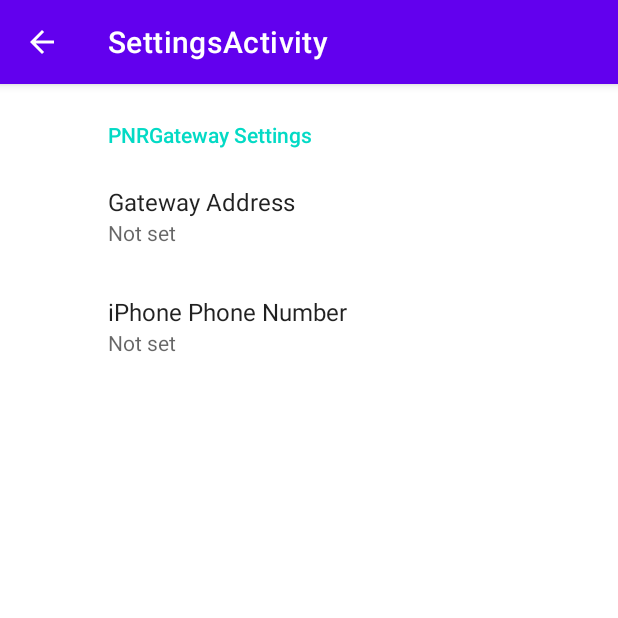
After one commit to AwesomeIndustry/PNRGatewayClient, an Android app: the SettingsActivity screen opened directly, with no data from a screen before it, on a phone screen of 412 x 824 dp, the top half of it. The commit adds this screen. Run offline under Robolectric (Android 15) with nearby library versions, the phone set to English and light mode, and no system bars; our stand-ins replace androidx.preference.

Commit message:
Added a settings page!

```diff
--- a/app/build.gradle
+++ b/app/build.gradle
@@ -32,6 +32,7 @@ dependencies {
     implementation 'androidx.appcompat:appcompat:1.6.0'
     implementation 'com.google.android.material:material:1.7.0'
     implementation 'androidx.constraintlayout:constraintlayout:2.1.4'
+    implementation 'androidx.preference:preference:1.2.0'
     testImplementation 'junit:junit:4.13.2'
     androidTestImplementation 'androidx.test.ext:junit:1.1.5'
     androidTestImplementation 'androidx.test.espresso:espresso-core:3.5.1'
--- /dev/null
+++ b/app/src/main/java/dev/altavision/pnrgatewayclient/SettingsActivity.java
@@ -0,0 +1,36 @@
+package dev.altavision.pnrgatewayclient;
+
+import android.os.Bundle;
+import android.util.Log;
+
+import androidx.appcompat.app.ActionBar;
+import androidx.appcompat.app.AppCompatActivity;
+import androidx.preference.PreferenceFragmentCompat;
+
+public class SettingsActivity extends AppCompatActivity {
+
+    @Override
+    protected void onCreate(Bundle savedInstanceState) {
+        super.onCreate(savedInstanceState);
+        setContentView(R.layout.settings_activity);
+        if (savedInstanceState == null) {
+            getSupportFragmentManager()
+                    .beginTransaction()
+                    .replace(R.id.settings, new SettingsFragment())
+                    .commit();
+        }
+        ActionBar actionBar = getSupportActionBar();
+        if (actionBar != null) {
+            Log.d("SETTINGS", "Setting up back button");
+            actionBar.setDisplayHomeAsUpEnabled(true);
+        }
+
+    }
+
+    public static class SettingsFragment extends PreferenceFragmentCompat {
+        @Override
+        public void onCreatePreferences(Bundle savedInstanceState, String rootKey) {
+            setPreferencesFromResource(R.xml.root_preferences, rootKey);
+        }
+    }
+}
--- a/app/src/main/res/layout/activity_main.xml
+++ b/app/src/main/res/layout/activity_main.xml
@@ -10,7 +10,7 @@
         android:id="@+id/textView"
         android:layout_width="wrap_content"
         android:layout_height="wrap_content"
-        android:text="Hello World!"
+        android:text="Make sure the app has SMS permissions!"
         app:layout_constraintBottom_toBottomOf="parent"
         app:layout_constraintEnd_toEndOf="parent"
         app:layout_constraintStart_toStartOf="parent"
@@ -20,7 +20,7 @@
         android:id="@+id/smsbutton"
         android:layout_width="wrap_content"
         android:layout_height="wrap_content"
-        android:text="Send SMS"
+        android:text="Open Settings"
         app:layout_constraintBottom_toTopOf="@+id/textView"
         app:layout_constraintEnd_toEndOf="parent"
         app:layout_constraintStart_toStartOf="parent" />
--- /dev/null
+++ b/app/src/main/res/layout/settings_activity.xml
@@ -0,0 +1,9 @@
+<LinearLayout
+    xmlns:android="http://schemas.android.com/apk/res/android"
+    android:layout_width="match_parent"
+    android:layout_height="match_parent">
+    <FrameLayout
+        android:id="@+id/settings"
+        android:layout_width="match_parent"
+        android:layout_height="match_parent"/>
+</LinearLayout>
--- a/app/src/main/res/values/strings.xml
+++ b/app/src/main/res/values/strings.xml
@@ -1,3 +1,23 @@
 <resources>
     <string name="app_name">PNRGatewayClient</string>
+    <string name="title_activity_settings">SettingsActivity</string>
+
+    <!-- Preference Titles -->
+    <string name="messages_header">PNRGateway Settings</string>
+    <string name="sync_header">Sync</string>
+
+    <!-- Messages Preferences -->
+    <string name="signature_title">Your signature</string>
+    <string name="reply_title">Default reply action</string>
+
+    <!-- Sync Preferences -->
+    <string name="sync_title">Sync email periodically</string>
+    <string name="attachment_title">Download incoming attachments</string>
+    <string name="attachment_summary_on">Automatically download attachments for incoming emails
+    </string>
+    <string name="attachment_summary_off">Only download attachments when manually requested</string>
+    <string name="gateway_address_title">Gateway Address</string>
+    <string name="gateway_address_explainer"><![CDATA[The Apple phone number with which to send the SMS, in international format. Depends on your Android phone\'s carrier. AT&T phones use 28818773, many T-Mobile MVNOs use 28818773, etc. Find these in the iOS carrier bundle for your carrier (/System/Library/Carrier Bundles/[Your carrier]/carrier.plist and look for PhoneNumberRegistrationGatewayAddress)]]></string>
+    <string name="iphone_number_title">iPhone Phone Number</string>
+    <string name="iphone_number_explainer">Phone number of your iPhone, in international format</string>
 </resources>
--- /dev/null
+++ b/app/src/main/res/xml/root_preferences.xml
@@ -0,0 +1,23 @@
+<PreferenceScreen
+    xmlns:app="http://schemas.android.com/apk/res-auto">
+
+    <PreferenceCategory
+        app:title="@string/messages_header">
+
+
+
+        <EditTextPreference
+            app:key="gateway_address"
+            app:title="@string/gateway_address_title"
+            app:dialogMessage="@string/gateway_address_explainer"
+            app:useSimpleSummaryProvider="true"/>
+
+        <EditTextPreference
+            app:key="iphone_number"
+            app:title="@string/iphone_number_title"
+            app:dialogMessage="@string/iphone_number_explainer"
+            app:useSimpleSummaryProvider="true"/>
+
+    </PreferenceCategory>
+
+</PreferenceScreen>
```
Also changed, not shown: app/src/main/AndroidManifest.xml (+11 -6 lines), app/src/main/java/dev/altavision/pnrgatewayclient/MainActivity.java (+3 -7 lines), app/src/main/java/dev/altavision/pnrgatewayclient/PDUReceiver.java (+28 -4 lines), app/src/main/java/dev/altavision/pnrgatewayclient/SMSReceiver.java (+30 -2 lines), app/src/main/res/values/arrays.xml (added, +12 -0 lines).
